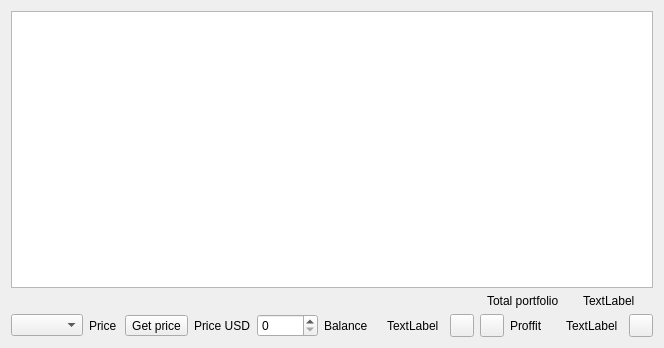
The window that stocksdialog.ui (QTinman/CoinBrowser) describes before a commit, drawn with Qt 5.
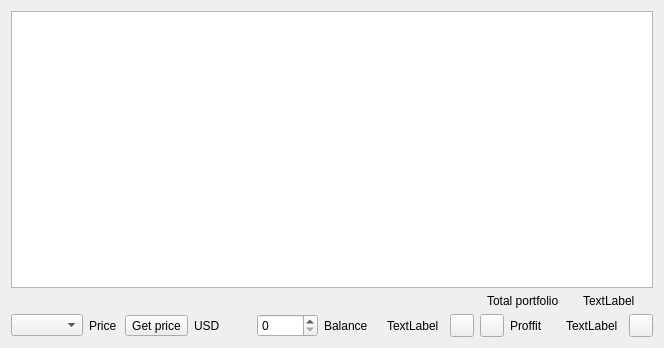
The same window after the commit. Icons and pictures are not drawn.

```diff
--- a/stocksdialog.ui
+++ b/stocksdialog.ui
@@ -102,7 +102,7 @@
         </size>
        </property>
        <property name="text">
-        <string>Price USD</string>
+        <string>USD</string>
        </property>
       </widget>
      </item>
```
Left out of the diff: 2 changed lines with no effect on the pictures.
